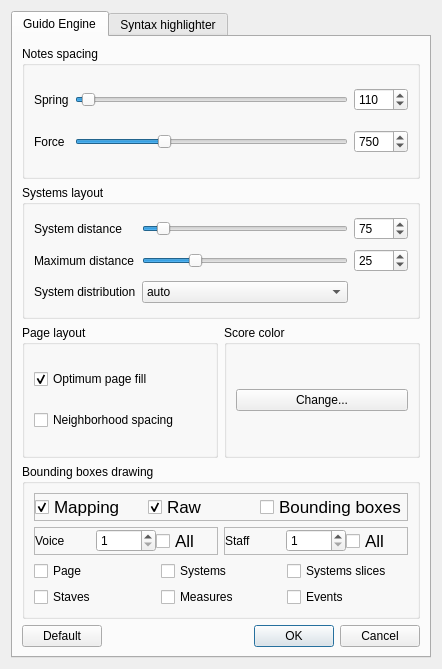
First picture: the form in Qt/GuidoEditor/rsc/setupDialog.ui, repository grame-cncm/guidolib, before the edit.
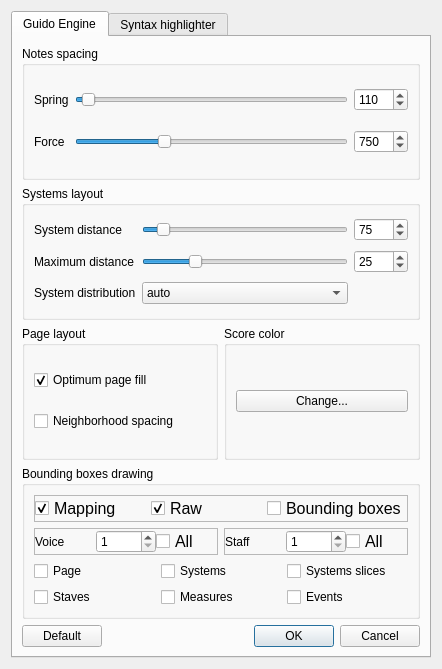
Second picture: the form after the edit.

Commit message: guidoeditor setup dialog change

```diff
--- a/Qt/GuidoEditor/rsc/setupDialog.ui
+++ b/Qt/GuidoEditor/rsc/setupDialog.ui
@@ -322,7 +322,7 @@
               <widget class="QCheckBox" name="fMapping">
                <property name="font">
                 <font>
-                 <pointsize>13</pointsize>
+                 <pointsize>12</pointsize>
                 </font>
                </property>
                <property name="text">
@@ -337,7 +337,7 @@
               <widget class="QCheckBox" name="fRawMapping">
                <property name="font">
                 <font>
-                 <pointsize>13</pointsize>
+                 <pointsize>12</pointsize>
                 </font>
                </property>
                <property name="text">
@@ -352,7 +352,7 @@
               <widget class="QCheckBox" name="fBoundingBoxes">
                <property name="font">
                 <font>
-                 <pointsize>13</pointsize>
+                 <pointsize>12</pointsize>
                 </font>
                </property>
                <property name="text">
@@ -401,7 +401,7 @@
                  </property>
                  <property name="font">
                   <font>
-                   <pointsize>13</pointsize>
+                   <pointsize>12</pointsize>
                   </font>
                  </property>
                  <property name="text">
@@ -448,7 +448,7 @@
                 <widget class="QCheckBox" name="fShowAllStaffsCheckBox">
                  <property name="font">
                   <font>
-                   <pointsize>13</pointsize>
+                   <pointsize>12</pointsize>
                   </font>
                  </property>
                  <property name="text">
```
